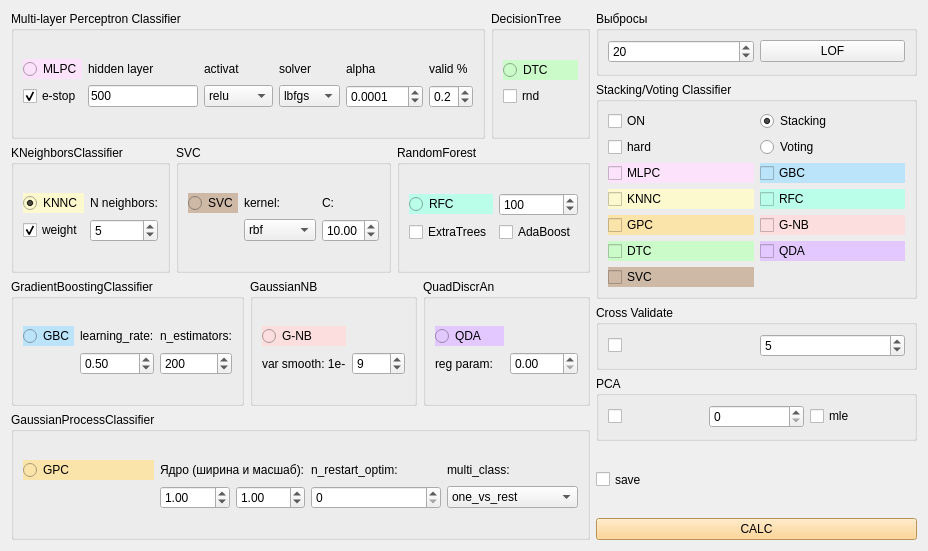
First picture: the form in qt/classifier_form.ui, repository idergunoff/geovel_1.0, before the edit.
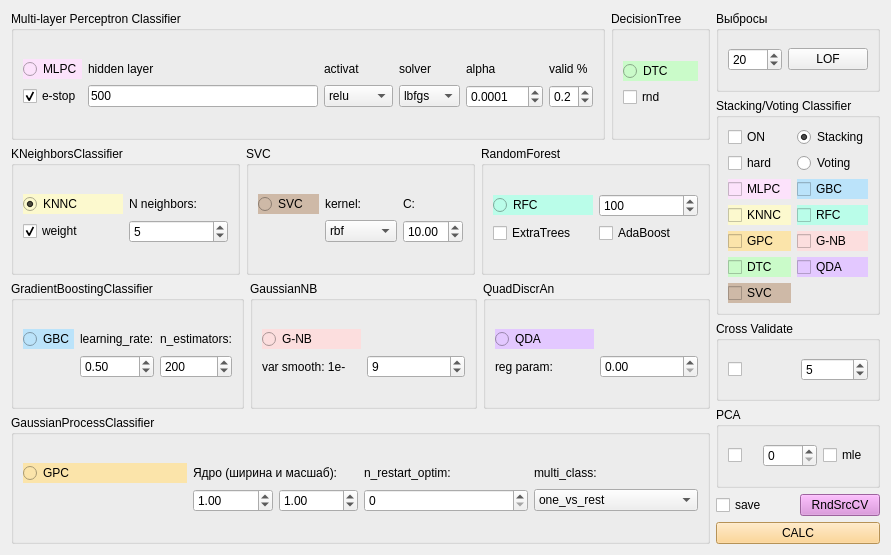
Second picture: the form after the edit.

Commit message: regressor signal like features, loader signal bug fix, random_search start

Patch:
```diff
--- a/qt/classifier_form.ui
+++ b/qt/classifier_form.ui
@@ -6,14 +6,14 @@
    <rect>
     <x>0</x>
     <y>0</y>
-    <width>928</width>
-    <height>551</height>
+    <width>891</width>
+    <height>555</height>
    </rect>
   </property>
   <property name="windowTitle">
    <string>Classifier</string>
   </property>
-  <layout class="QGridLayout" name="gridLayout_5">
+  <layout class="QGridLayout" name="gridLayout_18">
    <item row="0" column="0">
     <layout class="QGridLayout" name="gridLayout_30">
      <item row="0" column="0">
@@ -800,45 +800,7 @@
     </layout>
    </item>
    <item row="0" column="1">
-    <layout class="QGridLayout" name="gridLayout">
-     <item row="2" column="0">
-      <widget class="QGroupBox" name="groupBox_9">
-       <property name="title">
-        <string>Cross Validate</string>
-       </property>
-       <layout class="QGridLayout" name="gridLayout_9">
-        <item row="0" column="0">
-         <widget class="QCheckBox" name="checkBox_cross_val">
-          <property name="text">
-           <string/>
-          </property>
-         </widget>
-        </item>
-        <item row="0" column="1">
-         <widget class="QSpinBox" name="spinBox_n_cross_val">
-          <property name="minimum">
-           <number>2</number>
-          </property>
-          <property name="value">
-           <number>5</number>
-          </property>
-         </widget>
-        </item>
-       </layout>
-      </widget>
-     </item>
-     <item row="4" column="0">
-      <widget class="QSplitter" name="splitter">
-       <property name="orientation">
-        <enum>Qt::Horizontal</enum>
-       </property>
-       <widget class="QCheckBox" name="checkBox_save_model">
-        <property name="text">
-         <string>save</string>
-        </property>
-       </widget>
-      </widget>
-     </item>
+    <layout class="QGridLayout" name="gridLayout_5">
      <item row="0" column="0">
       <widget class="QGroupBox" name="groupBox_12">
        <property name="title">
@@ -1035,6 +997,32 @@
        </layout>
       </widget>
      </item>
+     <item row="2" column="0">
+      <widget class="QGroupBox" name="groupBox_9">
+       <property name="title">
+        <string>Cross Validate</string>
+       </property>
+       <layout class="QGridLayout" name="gridLayout_9">
+        <item row="0" column="0">
+         <widget class="QCheckBox" name="checkBox_cross_val">
+          <property name="text">
+           <string/>
+          </property>
+         </widget>
+        </item>
+        <item row="0" column="1">
+         <widget class="QSpinBox" name="spinBox_n_cross_val">
+          <property name="minimum">
+           <number>2</number>
+          </property>
+          <property name="value">
+           <number>5</number>
+          </property>
+         </widget>
+        </item>
+       </layout>
+      </widget>
+     </item>
      <item row="3" column="0">
       <widget class="QGroupBox" name="groupBox_11">
        <property name="title">
@@ -1065,6 +1053,30 @@
        </layout>
       </widget>
      </item>
+     <item row="4" column="0">
+      <layout class="QGridLayout" name="gridLayout">
+       <item row="0" column="0">
+        <widget class="QCheckBox" name="checkBox_save_model">
+         <property name="text">
+          <string>save</string>
+         </property>
+        </widget>
+       </item>
+       <item row="0" column="1">
+        <widget class="QPushButton" name="pushButton_random_search">
+         <property name="toolTip">
+          <string>Подбор гиперпараметров</string>
+         </property>
+         <property name="styleSheet">
+          <string notr="true">background-color: rgb(220, 138, 221);</string>
+         </property>
+         <property name="text">
+          <string>RndSrcCV</string>
+         </property>
+        </widget>
+       </item>
+      </layout>
+     </item>
      <item row="5" column="0">
       <widget class="QPushButton" name="pushButton_calc">
        <property name="minimumSize">
```
The commit also changes 12 other files.
